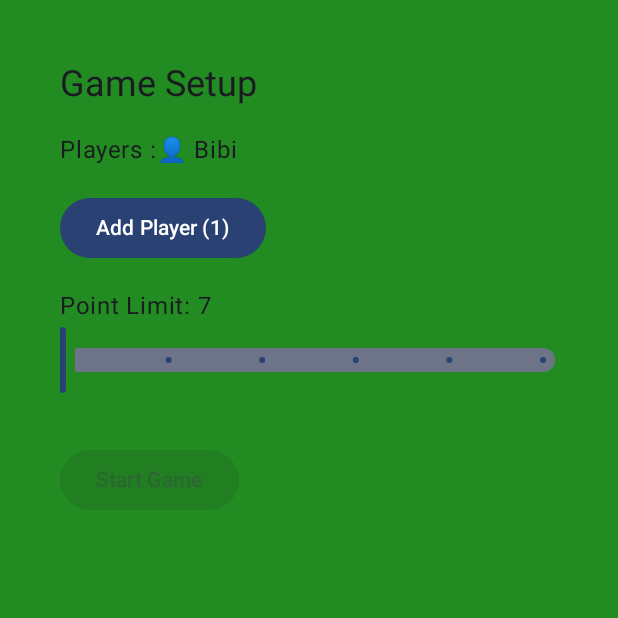
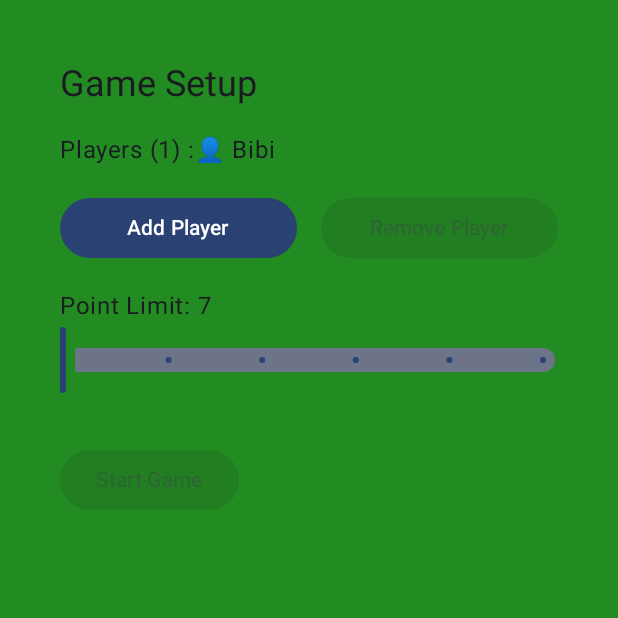
Before and after one commit to fwillem/Nido, an Android app built with Jetpack Compose: the screen it shows after launch (MainActivity), on a phone screen of 412 x 824 dp, the top half of it. Run offline under Robolectric (Android 15) with nearby library versions, the phone set to English and light mode, and no system bars.

```diff
--- a/app/src/main/java/com/example/nido/ui/screens/SetupScreen.kt
+++ b/app/src/main/java/com/example/nido/ui/screens/SetupScreen.kt
@@ -5,6 +5,8 @@ import androidx.compose.foundation.layout.*
 import androidx.compose.material3.*
 import androidx.compose.runtime.*
 import androidx.compose.ui.Modifier
+import androidx.compose.ui.layout.layoutId
+import androidx.compose.ui.Alignment
 import androidx.compose.ui.tooling.preview.Preview
 import androidx.compose.ui.unit.dp
 import com.example.nido.data.model.Player
@@ -53,7 +55,7 @@ fun SetupScreen(onGameStart: (List<Player>, Int) -> Unit, modifier: Modifier = M
             Spacer(modifier = Modifier.height(16.dp))
 
             Row {
-                Text("Players :")
+                Text("Players (${selectedPlayers.size}) :")
                 // ✅ Display current selected players
                 selectedPlayers.forEach { player ->
                     Text("${player.avatar} ${player.name}    ")
@@ -62,8 +64,17 @@ fun SetupScreen(onGameStart: (List<Player>, Int) -> Unit, modifier: Modifier = M
 
             Spacer(modifier = Modifier.height(16.dp))
 
+            // ✅ Buttons shall have the same width
+            Row(
+                modifier = Modifier.fillMaxWidth(),
+                horizontalArrangement = Arrangement.spacedBy(16.dp),
+                verticalAlignment = Alignment.CenterVertically
+            ) {
                 // ✅ Button to add AI players
                 Button(
+                    modifier = Modifier
+                        .weight(1f)
+                    ,
                     onClick = {
                         if (selectedPlayers.size < Constants.GAME_MAX_PLAYERS) {  // Max 6 players (1 Human + 5 AI)
                             val nextAI = aiPlayers[selectedPlayers.size - 1] // Pick next AI from list
@@ -76,8 +87,25 @@ fun SetupScreen(onGameStart: (List<Player>, Int) -> Unit, modifier: Modifier = M
                     },
                     enabled = selectedPlayers.size < Constants.GAME_MAX_PLAYERS  // Disable button if max players reached
                 ) {
-                Text("Add Player (${selectedPlayers.size})")
+                    Text("Add Player")
                 }
+
+                // ✅ Button to remove AI players
+                Button(
+                    modifier = Modifier
+                        .weight(1f)
+                    ,
+                    onClick = {
+                        if (selectedPlayers.size > 1) {
+                            selectedPlayers = selectedPlayers.dropLast(1)
+                        }
+                    },
+                    enabled = selectedPlayers.size > 1
+                ) {
+                    Text("Remove Player")
+                }
+            }
+
 
             Spacer(modifier = Modifier.height(16.dp))
 
--- a/app/src/main/java/com/example/nido/utils/Trace.kt
+++ b/app/src/main/java/com/example/nido/utils/Trace.kt
@@ -117,5 +117,5 @@ fun println(message: String): String {
  * Spare: Emoji bank.
  */
 object TraceEmojisBank {
-    val emojis = arrayOf("😀", "😂", "😎", "😍", "🥳", "🟢", "🟡", "🟥", "🟦", "🟨", "🔹", "❌", "✅", "🔄","🍾","⭐","🔥","✨")
+    val emojis = arrayOf("😀", "😂", "😎", "😍", "🥳", "🟢", "🟡", "🟥", "🟦", "🟨", "🔹", "❌", "✅", "🔄","🍾","⭐","🔥","✨","🌟")
 }
```
Also changed, not shown: app/src/main/java/com/example/nido/ui/views/MatView.kt (+11 -9 lines), app/src/main/java/com/example/nido/ui/views/PlayersRowView.kt (+90 -12 lines). Lines whose indentation alone changed are shown as unchanged.
